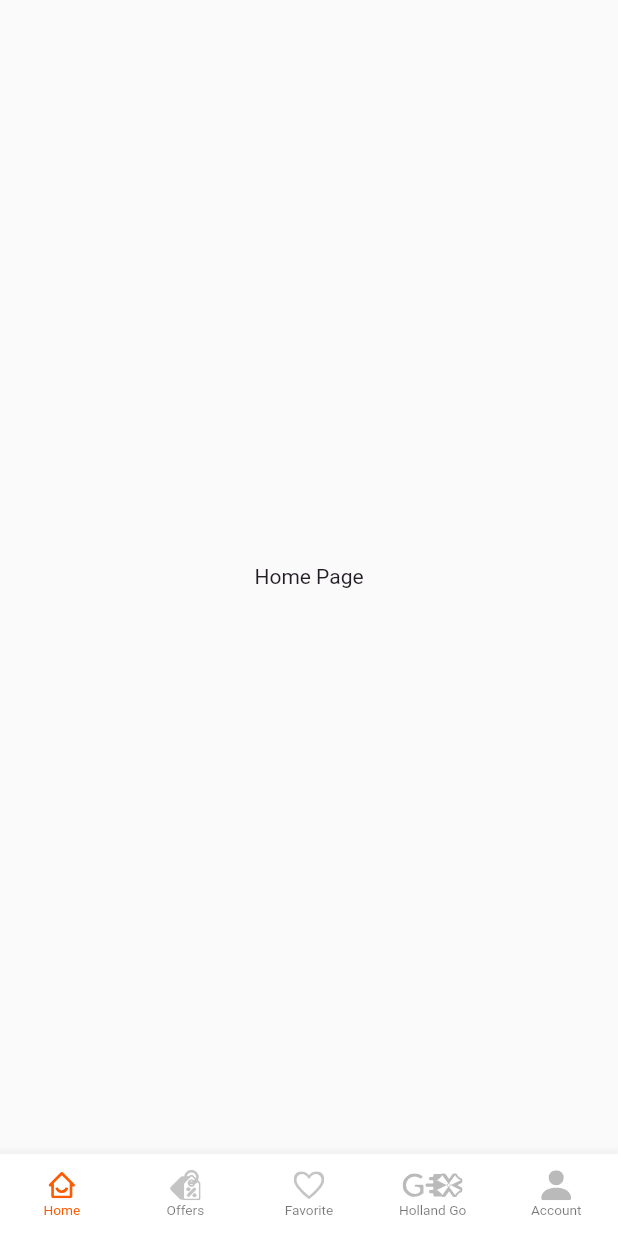
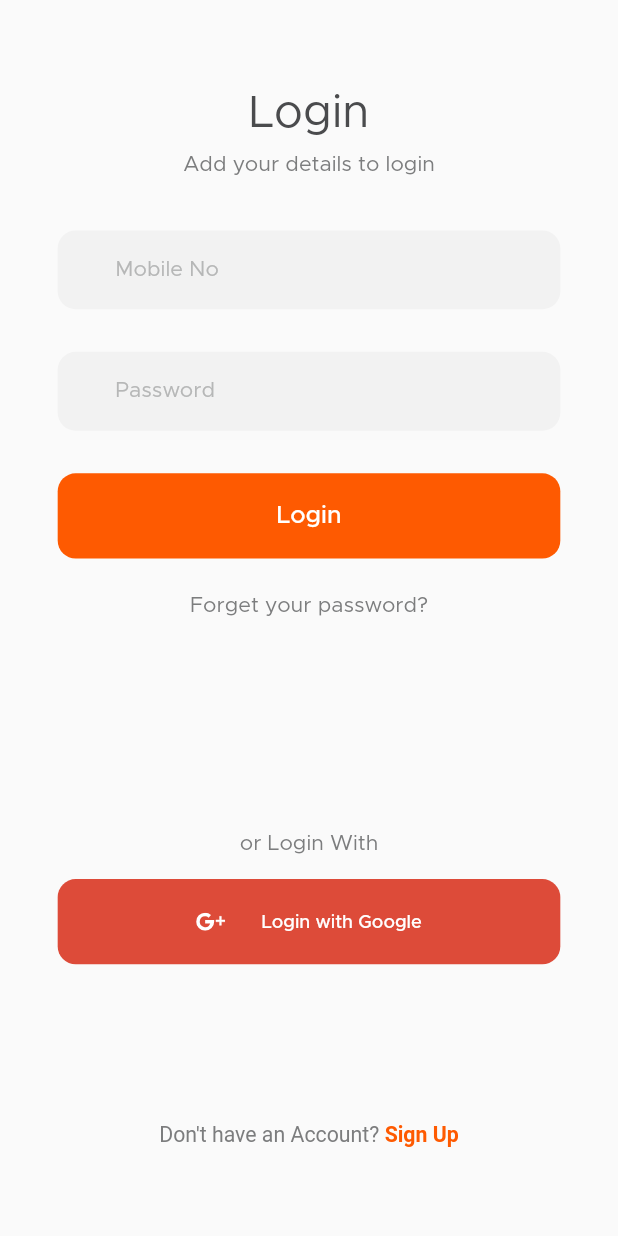
Before and after one commit to HamzaSamirAmmar/holland_bazar, a Flutter app: the screen it shows after launch, on a phone screen of 412 x 824 dp. Run offline on Flutter 3.47's test engine with Material 2 defaults, Android fonts, the phone set to English and light mode, and no system bars; our stand-ins replace bloc, built_collection, built_value, dartz, dio, equatable and 8 more.

Commit message:
login page

```diff
--- a/lib/app.dart
+++ b/lib/app.dart
@@ -1,6 +1,7 @@
 import 'package:flutter/material.dart';
 import 'package:flutter/services.dart';
 import 'package:flutter_screenutil/flutter_screenutil.dart';
+import 'package:holland_bazar/features/login/presentation/pages/login_page.dart';
 import 'package:holland_bazar/features/main/presentation/pages/main_page.dart';
 import 'package:holland_bazar/features/splash/presentation/pages/splash_page.dart';
 
@@ -56,7 +57,7 @@ class _AppState extends State<App> {
               child: child!,
             );
           },
-          home: const MainPage(),
+          home: const LoginPage( ),
           locale: const Locale('en', ''),
           onGenerateRoute: GeneratePage.onGenerate,
           supportedLocales: const [Locale('en', '')],
@@ -94,7 +95,7 @@ class _AppState extends State<App> {
               secondary: const Color(0xFFFB7552),
               tertiary: const Color(0xFF40484E),
             ),
-            // fontFamily: "Metropolis",
+            fontFamily: "Metropolis",
           ),
         );
       },
--- a/lib/core/util/constants.dart
+++ b/lib/core/util/constants.dart
@@ -25,6 +25,7 @@ class IconsAssets {
   static const String favorite = "assets/icons/favorite.svg";
   static const String hollandGo = "assets/icons/holland_go.svg";
   static const String account = "assets/icons/account.svg";
+  static const String googlePlusLogo = "assets/icons/google_plus_logo.svg";
 }
 
 class ImagesAssets {
--- /dev/null
+++ b/lib/core/widgets/Inputs/custom_text_form_field.dart
@@ -0,0 +1,73 @@
+import 'package:flutter/material.dart';
+import 'package:flutter/services.dart';
+import 'package:flutter_screenutil/flutter_screenutil.dart';
+
+class CustomTextFormField extends StatelessWidget {
+  final List<TextInputFormatter>? inputFormatters;
+  final TextEditingController controller;
+  final String? Function(String?)? validator;
+  final TextInputType keyboardType;
+  final bool obscure;
+  final String hint;
+
+  const CustomTextFormField({
+    super.key,
+    required this.controller,
+    required this.hint,
+    this.keyboardType = TextInputType.text,
+    this.obscure = false,
+    this.inputFormatters,
+    this.validator,
+  });
+
+  @override
+  Widget build(BuildContext context) {
+    return TextFormField(
+      controller: controller,
+      keyboardType: keyboardType,
+      obscureText: obscure,
+      cursorColor: Theme.of(context).colorScheme.tertiary,
+      inputFormatters: inputFormatters,
+      autovalidateMode: AutovalidateMode.onUserInteraction,
+      validator: validator,
+      style: TextStyle(
+        color: Theme.of(context).colorScheme.tertiary,
+        fontSize: 14.sp,
+      ),
+      decoration: InputDecoration(
+        hintText: hint,
+        hintStyle: TextStyle(
+          fontSize: 14.sp,
+          color: const Color(0xFFB6B7B7),
+        ),
+        filled: true,
+        fillColor: const Color(0xFFF2F2F2),
+        contentPadding: EdgeInsets.symmetric(
+          horizontal: 35.w,
+          vertical: 19.h,
+        ),
+        focusedBorder: OutlineInputBorder(
+          borderRadius: BorderRadius.circular(12.0),
+        ),
+        errorBorder: OutlineInputBorder(
+          borderRadius: BorderRadius.circular(12.0),
+          borderSide: const BorderSide(
+            color: Colors.red,
+          ),
+        ),
+        focusedErrorBorder: OutlineInputBorder(
+          borderRadius: BorderRadius.circular(12.0),
+          borderSide: const BorderSide(
+            color: Colors.red,
+          ),
+        ),
+        enabledBorder: OutlineInputBorder(
+          borderRadius: BorderRadius.circular(12.0),
+          borderSide: const BorderSide(
+            color: Colors.transparent,
+          ),
+        ),
+      ),
+    );
+  }
+}
--- /dev/null
+++ b/lib/core/widgets/Inputs/number_text_form_field.dart
@@ -0,0 +1,36 @@
+import 'package:flutter/material.dart';
+
+import 'custom_text_form_field.dart';
+
+class NumberTextFormField extends StatelessWidget {
+  final TextEditingController numberController;
+
+  const NumberTextFormField({
+    super.key,
+    required this.numberController,
+  });
+
+  @override
+  Widget build(BuildContext context) {
+    return CustomTextFormField(
+      hint: 'Mobile No',
+      controller: numberController,
+      keyboardType: TextInputType.number,
+      validator: (number) {
+        if (number == null || number.isEmpty) {
+          return "Mobile Number is required";
+        }
+        if (int.tryParse(number) == null) {
+          return "Please enter a valid mobile number";
+        }
+        if (!number.startsWith('071')) {
+          return "Mobile number must start with 071";
+        }
+        if (number.length != 10) {
+          return "Mobile number must be 10 digits";
+        }
+        return null;
+      },
+    );
+  }
+}
--- /dev/null
+++ b/lib/core/widgets/Inputs/password_text_form_field.dart
@@ -0,0 +1,32 @@
+import 'package:flutter/material.dart';
+
+import 'custom_text_form_field.dart';
+
+class PasswordTextFormField extends StatelessWidget {
+  final String hint;
+  final TextEditingController passwordController;
+  final String? Function(String?)? validator;
+
+  const PasswordTextFormField({
+    super.key,
+    this.hint = 'Password',
+    required this.passwordController,
+    this.validator,
+  });
+
+  @override
+  Widget build(BuildContext context) {
+    return CustomTextFormField(
+      hint: hint,
+      controller: passwordController,
+      obscure: true,
+      validator: validator ??
+          (password) {
+            if (password == null || password.isEmpty) {
+              return "Password is required";
+            }
+            return null;
+          },
+    );
+  }
+}
--- /dev/null
+++ b/lib/core/widgets/buttons/custom_text_button.dart
@@ -0,0 +1,44 @@
+import 'package:flutter/material.dart';
+import 'package:flutter_screenutil/flutter_screenutil.dart';
+
+class CustomTextButton extends StatelessWidget {
+  final String? title;
+  final Widget? child;
+  final Color? backgroundColor;
+  final VoidCallback onPressed;
+
+  const CustomTextButton({
+    super.key,
+    this.title,
+    this.child,
+    this.backgroundColor,
+    required this.onPressed,
+  }) : assert(title != null || child != null);
+
+  @override
+  Widget build(BuildContext context) {
+    return SizedBox(
+      height: 56.h,
+      width: 307.w,
+      child: TextButton(
+        style: TextButton.styleFrom(
+          backgroundColor:
+              backgroundColor ?? Theme.of(context).colorScheme.primary,
+          shape: RoundedRectangleBorder(
+            borderRadius: BorderRadius.circular(12),
+          ),
+        ),
+        onPressed: onPressed,
+        child: child ??
+            Text(
+              title!,
+              style: TextStyle(
+                fontSize: 16.sp,
+                color: Colors.white,
+                // fontWeight: FontWeight.w300
+              ),
+            ),
+      ),
+    );
+  }
+}
--- a/lib/core/widgets/custom_text_field.dart
+++ /dev/null
@@ -1,89 +0,0 @@
-import 'package:flutter/material.dart';
-import 'package:flutter/services.dart';
-import 'package:flutter_screenutil/flutter_screenutil.dart';
-
-class CustomTextField extends StatefulWidget {
-  final int maxLines;
-  final String hint;
-  final String label;
-  final TextEditingController controller;
-  final TextInputType textInputType;
-  final bool extraPadding;
-  final List<TextInputFormatter>? inputFormatters;
-  final bool obscureText;
-  final String? Function(String? text) validator;
-
-  const CustomTextField({
-    Key? key,
-    required this.hint,
-    this.obscureText = false,
-    this.maxLines = 1,
-    this.inputFormatters,
-    this.extraPadding = true,
-    required this.label,
-    required this.controller,
-    required this.validator,
-    this.textInputType = TextInputType.text,
-  }) : super(key: key);
-
-  @override
-  State<CustomTextField> createState() => _CustomTextFieldState();
-}
-
-class _CustomTextFieldState extends State<CustomTextField> {
-  @override
-  Widget build(BuildContext context) {
-    return Column(
-      crossAxisAlignment: CrossAxisAlignment.start,
-      children: [
-        SizedBox(height: widget.extraPadding ? 20.h : 10.h),
-        Text(widget.label),
-        SizedBox(height: 10.h),
-        TextFormField(
-          obscureText: widget.obscureText,
-          style: TextStyle(
-            color: Theme.of(context).colorScheme.secondary,
-            fontWeight: FontWeight.w500,
-            fontSize: 16.sp,
-          ),
-          inputFormatters: widget.inputFormatters,
-          autovalidateMode: AutovalidateMode.onUserInteraction,
-          controller: widget.controller,
-          keyboardType: widget.textInputType,
-          textInputAction: TextInputAction.next,
-          maxLines: widget.maxLines,
-          validator: widget.validator,
-          decoration: InputDecoration(
-            hintText: widget.hint,
-            hintStyle: TextStyle(
-              color: Theme.of(context).colorScheme.secondary.withOpacity(0.5),
-              fontWeight: FontWeight.w500,
-              fontSize: 16.sp,
-            ),
-            contentPadding: EdgeInsets.symmetric(
-              horizontal: 21.w,
-              vertical: 10.h,
-            ),
-            enabledBorder: outlineInputBorder(null),
-            disabledBorder: outlineInputBorder(null),
-            focusedBorder: outlineInputBorder(null),
-            errorBorder: outlineInputBorder(Colors.red),
-            focusedErrorBorder: outlineInputBorder(Colors.red),
-          ),
-        ),
-      ],
-    );
-  }
-
-  OutlineInputBorder outlineInputBorder(Color? color) {
-    return OutlineInputBorder(
-      borderRadius: BorderRadius.all(
-        Radius.circular(25.r),
-      ),
-      borderSide: BorderSide(
-        color: color ?? Theme.of(context).colorScheme.primary,
-        width: 1.sp,
-      ),
-    );
-  }
-}
--- /dev/null
+++ b/lib/features/login/presentation/pages/login_page.dart
@@ -0,0 +1,53 @@
+import 'package:flutter/material.dart';
+import 'package:flutter_screenutil/flutter_screenutil.dart';
+import 'package:holland_bazar/features/login/presentation/widgets/forget_password_text.dart';
+import 'package:holland_bazar/features/login/presentation/widgets/google_login_button.dart';
+
+import '../widgets/login_form.dart';
+import '../widgets/login_subtitle.dart';
+import '../widgets/login_title.dart';
+import '../widgets/sign_up_text.dart';
+
+class LoginPage extends StatefulWidget {
+  const LoginPage({super.key});
+
+  @override
+  State<LoginPage> createState() => _LoginPageState();
+}
+
+class _LoginPageState extends State<LoginPage> {
+  @override
+  Widget build(BuildContext context) {
+    return GestureDetector(
+      onTap: () => FocusScope.of(context).unfocus(),
+      child: Scaffold(
+        body: SingleChildScrollView(
+          child: Padding(
+            padding: EdgeInsets.symmetric(
+              horizontal: 35.w,
+            ),
+            child: Column(
+              mainAxisAlignment: MainAxisAlignment.center,
+              children: [
+                SizedBox(height: 60.h),
+                const LoginTitle(),
+                SizedBox(height: 12.h),
+                const LoginSubtitle(),
+                SizedBox(height: 36.h),
+                const LoginForm(),
+                SizedBox(height: 24.h),
+                const ForgetPasswordText(),
+                SizedBox(height: 143.h),
+                const GoogleLoginButton(),
+                SizedBox(height: 104.h),
+                const SignUpText(),
+                SizedBox(height: 42.h),
+
+              ],
+            ),
+          ),
+        ),
+      ),
+    );
+  }
+}
--- /dev/null
+++ b/lib/features/login/presentation/widgets/forget_password_text.dart
@@ -0,0 +1,22 @@
+import 'package:flutter/material.dart';
+import 'package:flutter_screenutil/flutter_screenutil.dart';
+
+class ForgetPasswordText extends StatelessWidget {
+  const ForgetPasswordText({super.key});
+
+  @override
+  Widget build(BuildContext context) {
+    return GestureDetector(
+      onTap: () {
+        // TODO: navigate to forget password page
+      },
+      child: Text(
+        "Forget your password?",
+        style: TextStyle(
+          fontSize: 14.sp,
+          color: Theme.of(context).textTheme.headline2!.color,
+        ),
+      ),
+    );
+  }
+}
--- /dev/null
+++ b/lib/features/login/presentation/widgets/google_login_button.dart
@@ -0,0 +1,46 @@
+import 'package:flutter/material.dart';
+import 'package:flutter_screenutil/flutter_screenutil.dart';
+import 'package:flutter_svg/flutter_svg.dart';
+
+import '../../../../core/util/constants.dart';
+import '../../../../core/widgets/buttons/custom_text_button.dart';
+
+class GoogleLoginButton extends StatelessWidget {
+  const GoogleLoginButton({super.key});
+
+  @override
+  Widget build(BuildContext context) {
+    return Column(
+      children: [
+        Text(
+          "or Login With",
+          style: TextStyle(
+            fontSize: 14.sp,
+            color: Theme.of(context).textTheme.headline2!.color,
+          ),
+        ),
+        SizedBox(height: 16.h),
+        CustomTextButton(
+          backgroundColor: const Color(0xFFDD4B39),
+          child: Row(
+            mainAxisAlignment: MainAxisAlignment.center,
+            children: [
+              SvgPicture.asset(IconsAssets.googlePlusLogo),
+              SizedBox(width: 22.w),
+              Text(
+                "Login with Google",
+                style: TextStyle(
+                  fontSize: 12.sp,
+                  color: Colors.white,
+                ),
+              ),
+            ],
+          ),
+          onPressed: () {
+            // TODO: handle google login
+          },
+        ),
+      ],
+    );
+  }
+}
--- /dev/null
+++ b/lib/features/login/presentation/widgets/login_form.dart
@@ -0,0 +1,42 @@
+import 'package:flutter/material.dart';
+import 'package:flutter_screenutil/flutter_screenutil.dart';
+
+import '../../../../core/widgets/Inputs/number_text_form_field.dart';
+import '../../../../core/widgets/Inputs/password_text_form_field.dart';
+import '../../../../core/widgets/buttons/custom_text_button.dart';
+
+class LoginForm extends StatefulWidget {
+  const LoginForm({super.key});
+
+  @override
+  State<LoginForm> createState() => _LoginFormState();
+}
+
+class _LoginFormState extends State<LoginForm> {
+  final _formKey = GlobalKey<FormState>();
+  final _numberController = TextEditingController();
+  final _passwordController = TextEditingController();
+
+  @override
+  Widget build(BuildContext context) {
+    return Form(
+      key: _formKey,
+      child: Column(
+        children: [
+          NumberTextFormField(numberController: _numberController),
+          SizedBox(height: 28.h),
+          PasswordTextFormField(passwordController: _passwordController),
+          SizedBox(height: 28.h),
+          CustomTextButton(
+            title: "Login",
+            onPressed: () {
+              if (_formKey.currentState?.validate() ?? false) {
+                // post login process
+              }
+            },
+          ),
+        ],
+      ),
+    );
+  }
+}
--- /dev/null
+++ b/lib/features/login/presentation/widgets/login_subtitle.dart
@@ -0,0 +1,17 @@
+import 'package:flutter/material.dart';
+import 'package:flutter_screenutil/flutter_screenutil.dart';
+
+class LoginSubtitle extends StatelessWidget {
+  const LoginSubtitle({super.key});
+
+  @override
+  Widget build(BuildContext context) {
+    return Text(
+      "Add your details to login",
+      style: TextStyle(
+        fontSize: 14.sp,
+        color: Theme.of(context).textTheme.headline2!.color,
+      ),
+    );
+  }
+}
--- /dev/null
+++ b/lib/features/login/presentation/widgets/login_title.dart
@@ -0,0 +1,17 @@
+import 'package:flutter/material.dart';
+import 'package:flutter_screenutil/flutter_screenutil.dart';
+
+class LoginTitle extends StatelessWidget {
+  const LoginTitle({super.key});
+
+  @override
+  Widget build(BuildContext context) {
+    return Text(
+      "Login",
+      style: TextStyle(
+        fontSize: 30.sp,
+        color: Theme.of(context).textTheme.headline1!.color,
+      ),
+    );
+  }
+}
--- /dev/null
+++ b/lib/features/login/presentation/widgets/sign_up_text.dart
@@ -0,0 +1,37 @@
+import 'package:flutter/material.dart';
+import 'package:flutter_screenutil/flutter_screenutil.dart';
+
+class SignUpText extends StatelessWidget {
+  const SignUpText({super.key});
+
+  @override
+  Widget build(BuildContext context) {
+    return GestureDetector(
+      onTap: () {
+        // TODO: navigate to sign up page
+      },
+      child: RichText(
+        text: TextSpan(
+          style: TextStyle(
+            fontSize: 14.sp,
+          ),
+          children: [
+            TextSpan(
+              text: "Don't have an Account? ",
+              style: TextStyle(
+                color: Theme.of(context).textTheme.headline2!.color,
+              ),
+            ),
+            TextSpan(
+              text: "Sign Up",
+              style: TextStyle(
+                color: Theme.of(context).colorScheme.primary,
+                fontWeight: FontWeight.bold,
+              ),
+            ),
+          ],
+        ),
+      ),
+    );
+  }
+}
```
Also changed, not shown: assets/icons/google_plus_logo.svg (added).
